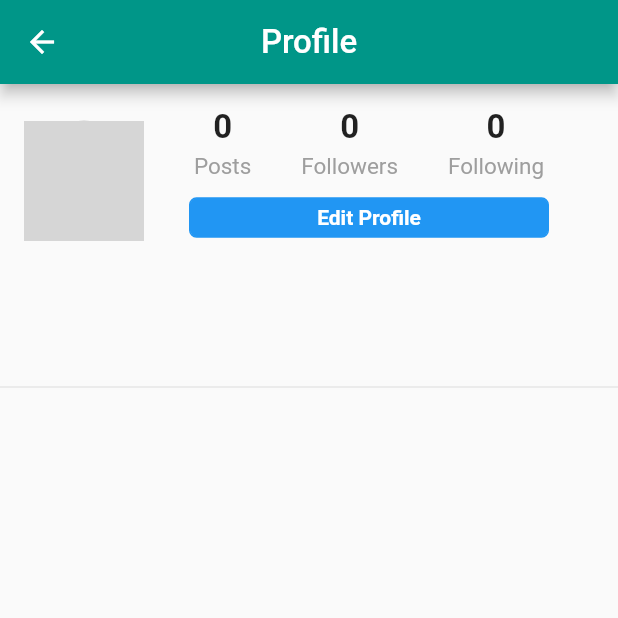
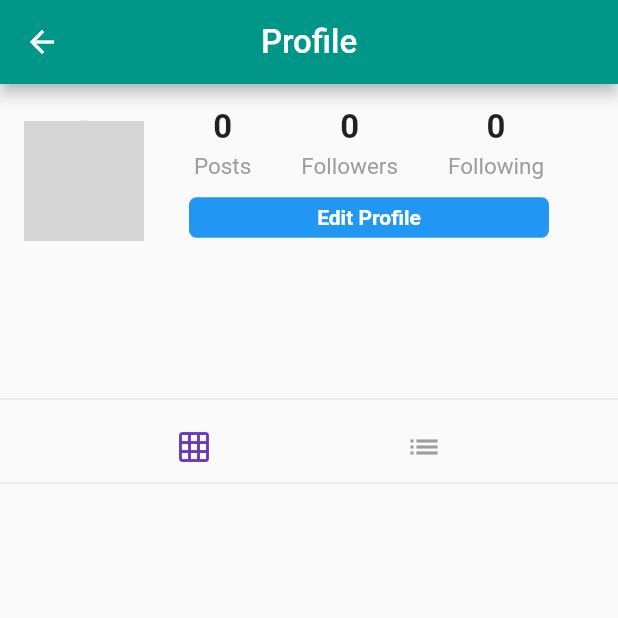
Before and after one commit to prashanth-up/UniConnect-Flutter, a Flutter app: the Profile screen opened directly, on a phone screen of 412 x 824 dp, the top half of it. Run offline on Flutter 3.47's test engine with Material 2 defaults, Android fonts, the phone set to English and light mode, and no system bars; our stand-ins replace cached_network_image, cloud_firestore, firebase_storage, flutter_svg, geolocator, google_sign_in and 1 more; accounts and stored records are empty; network calls fail; grey boxes are pictures that could not be loaded.

Commit message:
Toggle List and grid view Added in ProfilePage

```diff
--- a/lib/pages/profile.dart
+++ b/lib/pages/profile.dart
@@ -22,6 +22,7 @@ class Profile extends StatefulWidget {
 class _ProfileState extends State<Profile> {
 
   final String currentUserId = currentUser?.id;
+  String postOrientation = "grid";
   bool isLoading = false;
   int postCount = 0;
   List<Post> posts = [];
@@ -205,6 +206,7 @@ class _ProfileState extends State<Profile> {
     if(isLoading){
       return circularProgress();
     }
+    else if(postOrientation == "grid"){
       List<GridTile> gridTiles = [];
       posts.forEach((post){
         gridTiles.add(GridTile(child: PostTile(post),));
@@ -219,6 +221,36 @@ class _ProfileState extends State<Profile> {
         children: gridTiles,
       );
     }
+    else if(postOrientation == "list"){
+      return Column(
+        children: posts,
+      );
+    }
+  }
+
+  setPostOrientation(String postOrientation){
+    setState(() {
+      this.postOrientation = postOrientation;
+    });
+  }
+
+  buildTogglePostOrientation(){
+    return Row(
+      mainAxisAlignment: MainAxisAlignment.spaceEvenly,
+      children: <Widget>[
+        IconButton(
+          onPressed: () => setPostOrientation("grid"),
+          icon: Icon(Icons.grid_on),
+          color: postOrientation == "grid" ? Theme.of(context).primaryColor : Colors.grey,
+        ),
+        IconButton(
+          onPressed: () => setPostOrientation("list"),
+          icon: Icon(Icons.list),
+            color: postOrientation == "list" ? Theme.of(context).primaryColor : Colors.grey,
+        )
+      ],
+    );
+  }
 
   @override
   Widget build(BuildContext context) {
@@ -227,6 +259,8 @@ class _ProfileState extends State<Profile> {
       body : ListView(
         children: <Widget>[
           buildProfileHeader(),
+          Divider(),
+          buildTogglePostOrientation(),
           Divider(
             height: 0.0,
           ),
```
Lines whose indentation alone changed are shown as unchanged.
